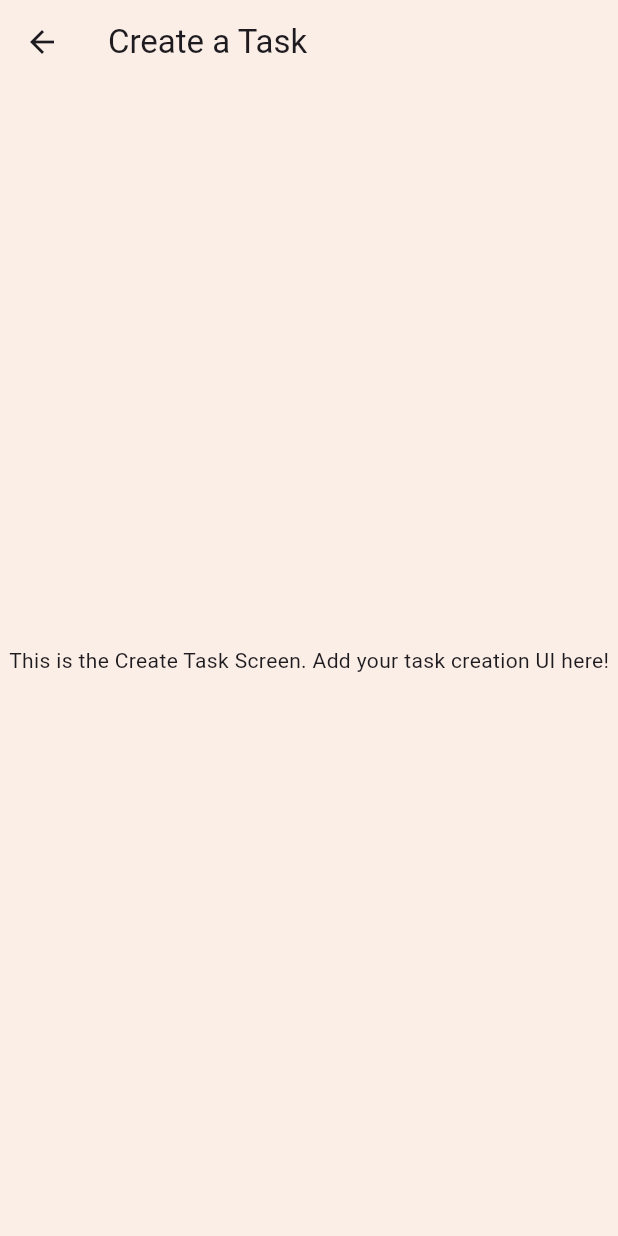
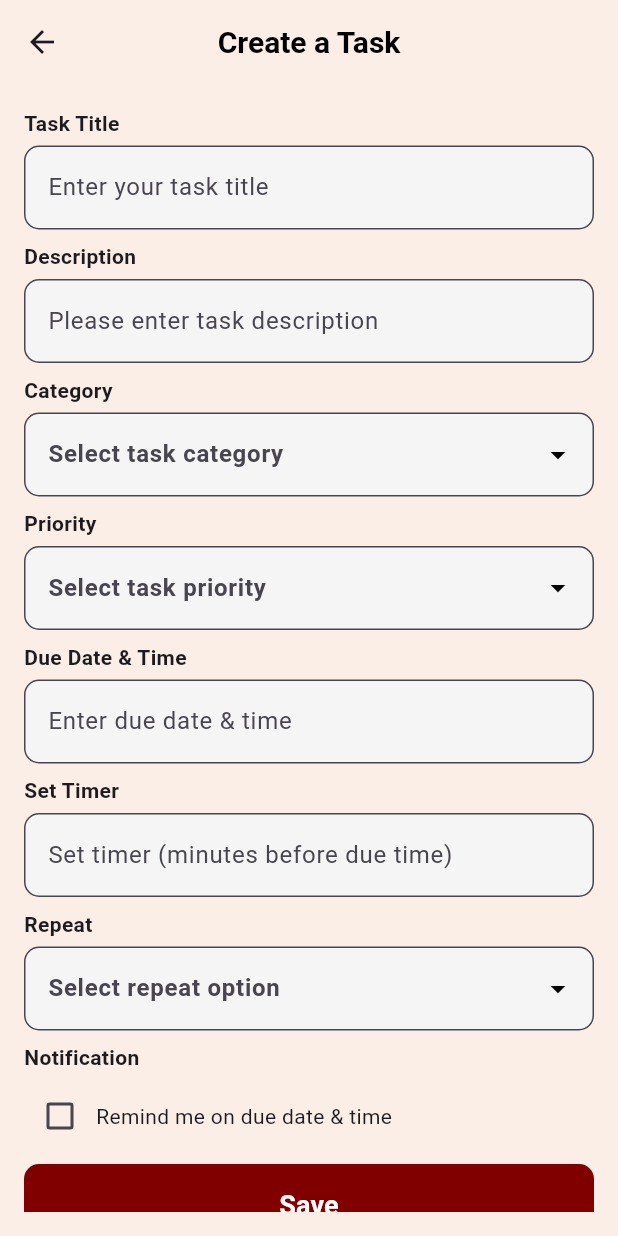
Before and after one commit to Munibafarooq-574/Aurado_2025, a Flutter app: the screen it shows after launch, after a tap on "Create a Task", on a phone screen of 412 x 824 dp. Run offline on Flutter 3.47's test engine with Material 3 defaults, Android fonts, the phone set to English and light mode, and no system bars; our stand-ins replace animated_text_kit, syncfusion_flutter_charts.

Commit message:
Initial commit 'Dashboard , create_a_task'

```diff
--- a/aurado_2025/lib/models/chart_data.dart
+++ b/aurado_2025/lib/models/chart_data.dart
@@ -1,6 +1,6 @@
 class ChartData {
-  final String x; // Label (e.g., "Completed" or "Pending")
-  final double y; // Value (e.g., number of completed or pending tasks)
+  final String x;
+  final double y;
 
   ChartData(this.x, this.y);
 }
--- /dev/null
+++ b/aurado_2025/lib/screens/create_a_task_screen.dart
@@ -0,0 +1,408 @@
+import 'package:flutter/material.dart';
+import 'package:flutter/services.dart';
+
+class CreateTaskScreen extends StatefulWidget {
+  const CreateTaskScreen({super.key});
+
+  @override
+  _CreateTaskScreenState createState() => _CreateTaskScreenState();
+}
+
+class _CreateTaskScreenState extends State<CreateTaskScreen> {
+  final _titleController = TextEditingController();
+  final _descriptionController = TextEditingController();
+ // final _dueDateController = TextEditingController();
+  final _timerController = TextEditingController();
+  final TextEditingController _dueDateTimeController = TextEditingController();
+  String? _category;
+  String? _priority;
+  String? _repeat;
+  bool _notification = false;
+  String _notificationText = 'Remind me on due date & time';
+
+  @override
+  Widget build(BuildContext context) {
+    return Scaffold(
+      appBar: AppBar(
+        centerTitle: true, // Centers the title
+        title: const Text(
+          'Create a Task',
+          style: TextStyle(
+            fontWeight: FontWeight.w600, // Semi-bold
+            fontSize: 20, // Optional: Adjust size as needed
+            color: Colors.black, // Optional: Better visibility on light background
+          ),
+        ),
+        backgroundColor: const Color(0xFFFBEEE6),
+        elevation: 0,
+      ),
+      body: Padding(
+        padding: const EdgeInsets.all(16.0),
+        child: SingleChildScrollView(
+          child: Column(
+            crossAxisAlignment: CrossAxisAlignment.start,
+            children: [
+              Row(
+                children: [
+                  Text(
+                    'Task Title',
+                    style: TextStyle(fontWeight: FontWeight.w600),
+                  ),
+                ],
+              ),
+              SizedBox(height: 5),
+              TextFormField(
+                controller: _titleController,
+                validator: (value) => value == null || value.isEmpty ? 'Please enter your task' : null,
+                decoration: InputDecoration(
+                  labelText: 'Enter your task title',
+                  border: OutlineInputBorder(
+                    borderRadius: BorderRadius.circular(10),
+                  ),
+                  filled: true,
+                  fillColor: Colors.grey[100],
+                ),
+              ),
+
+              SizedBox(height: 8),
+              Row(
+                children: [
+                  Text(
+                    'Description',
+                    style: TextStyle(fontWeight: FontWeight.w600),
+                  ),
+                ],
+              ),
+              SizedBox(height: 5),
+              TextFormField(
+                controller: _descriptionController,
+                maxLines: null, // allows the field to grow
+                minLines: 1, // start with 1 line like task title
+                maxLength: 10000, // limit to 5000 characters
+                onChanged: (value) {
+                  if (value.length >= 10000) {
+                    // Show popup
+                    ScaffoldMessenger.of(context).showSnackBar(
+                      SnackBar(
+                        content: Text('You have reached the maximum character limit of 10000.'),
+                        backgroundColor: Colors.redAccent,
+                      ),
+                    );
+                  }
+                },
+                validator: (value) => value == null || value.isEmpty
+                    ? 'Please enter task description'
+                    : null,
+                decoration: InputDecoration(
+                  labelText: 'Please enter task description',
+                  border: OutlineInputBorder(
+                    borderRadius: BorderRadius.circular(10),
+                  ),
+                  filled: true,
+                  fillColor: Colors.grey[100],
+                  counterText: '', // hides default character counter
+                ),
+              ),
+
+              SizedBox(height: 8),
+              Row(
+                children: [
+                  Text(
+                    'Category',
+                    style: TextStyle(fontWeight: FontWeight.w600),
+                  ),
+                ],
+              ),
+              SizedBox(height: 5),
+              DropdownButtonFormField<String>(
+                decoration: InputDecoration(
+                  labelText: 'Select task category',
+                  labelStyle: TextStyle(fontWeight: FontWeight.w600),
+                  border: OutlineInputBorder(
+                    borderRadius: BorderRadius.circular(10),
+                  ),
+                  filled: true,
+                  fillColor: Colors.grey[100],
+                ),
+                value: _category,
+                items: ['Work', 'Personal', 'Shopping', 'Health', 'Habit'].map((String value) {
+                  return DropdownMenuItem<String>(
+                    value: value,
+                    child: Text(
+                      value,
+                      style: TextStyle(
+                        color: _category == value ? Colors.black : Colors.blue[900],
+                        fontWeight: _category == value ? FontWeight.normal : FontWeight.normal,
+                      ),
+                    ),
+                  );
+                }).toList(),
+                onChanged: (newValue) {
+                  setState(() {
+                    _category = newValue;
+                  });
+                },
+                dropdownColor: Colors.white,
+                iconEnabledColor: Colors.black,
+                style: TextStyle(
+                  color: _category != null ? Colors.black : Colors.blue[900], // Selected value ka color blue
+                  fontSize: 16,
+                  fontWeight: FontWeight.normal,
+                ),
+              ),
+              SizedBox(height: 8),
+              Row(
+                children: [
+                  Text(
+                    'Priority',
+                    style: TextStyle(fontWeight: FontWeight.w600),
+                  ),
+                ],
+              ),
+              SizedBox(height: 5),
+              DropdownButtonFormField<String>(
+                decoration: InputDecoration(
+                  labelText: 'Select task priority',
+                  labelStyle: TextStyle(fontWeight: FontWeight.w600),
+                  border: OutlineInputBorder(
+                    borderRadius: BorderRadius.circular(10),
+                  ),
+                  filled: true,
+                  fillColor: Colors.grey[100],
+                ),
+                value: _priority,
+                items: ['High', 'Medium', 'Low'].map((String value) {
+                  return DropdownMenuItem<String>(
+                    value: value,
+                    child: Text(
+                      value,
+                      style: TextStyle(
+                        color: _priority == value ? Colors.black : Colors.blue[900],
+                        fontWeight: _priority == value ? FontWeight.normal : FontWeight.normal,
+                      ),
+                    ),
+                  );
+                }).toList(),
+                onChanged: (newValue) {
+                  setState(() {
+                    _priority = newValue;
+                  });
+                },
+                dropdownColor: Colors.white,
+                iconEnabledColor: Colors.black,
+                style: TextStyle(
+                  color: _priority != null ? Colors.black : Colors.blue[900], // Selected value ka color blue
+                  fontSize: 16,
+                  fontWeight: FontWeight.normal,
+                ),
+              ),
+
+              SizedBox(height: 8),
+              Row(
+                children: [
+                  Text(
+                    'Due Date & Time',
+                    style: TextStyle(fontWeight: FontWeight.w600),
+                  ),
+                ],
+              ),
+              SizedBox(height: 5),
+
+              TextFormField(
+                controller: _dueDateTimeController,
+                readOnly: true, // user can't type manually
+                onTap: () async {
+                  FocusScope.of(context).requestFocus(FocusNode()); // hide keyboard
+
+                  // Select Date
+                  DateTime? pickedDate = await showDatePicker(
+                    context: context,
+                    initialDate: DateTime.now(),
+                    firstDate: DateTime.now(), // no past dates
+                    lastDate: DateTime(2100),
+                  );
+
+                  if (pickedDate != null) {
+                    // Select Time
+                    TimeOfDay? pickedTime = await showTimePicker(
+                      context: context,
+                      initialTime: TimeOfDay.now(),
+                    );
+
+                    if (pickedTime != null) {
+                      // Combine Date + Time
+                      final DateTime fullDateTime = DateTime(
+                        pickedDate.year,
+                        pickedDate.month,
+                        pickedDate.day,
+                        pickedTime.hour,
+                        pickedTime.minute,
+                      );
+
+                      // Format to readable string
+                      String formatted = "${pickedDate.day}/${pickedDate.month}/${pickedDate.year} "
+                          "${pickedTime.format(context)}";
+
+                      _dueDateTimeController.text = formatted;
+                    }
+                  }
+                },
+                validator: (value) =>
+                value == null || value.isEmpty ? 'Please enter due date & time' : null,
+                decoration: InputDecoration(
+                  labelText: 'Enter due date & time',
+                  border: OutlineInputBorder(
+                    borderRadius: BorderRadius.circular(10),
+                  ),
+                  filled: true,
+                  fillColor: Colors.grey[100],
+                ),
+              ),
+              SizedBox(height: 8),
+              Row(
+                children: [
+                  Text(
+                    'Set Timer',
+                    style: TextStyle(fontWeight: FontWeight.w600),
+                  ),
+                ],
+              ),
+              SizedBox(height: 5),
+              TextFormField(
+                controller: _timerController,
+                keyboardType: TextInputType.number,
+                inputFormatters: [FilteringTextInputFormatter.digitsOnly],
+                validator: (value) =>
+                value == null || value.isEmpty ? 'Set timer (minutes before due time)' : null,
+                decoration: InputDecoration(
+                  labelText: 'Set timer (minutes before due time)',
+                  border: OutlineInputBorder(
+                    borderRadius: BorderRadius.circular(10),
+                  ),
+                  filled: true,
+                  fillColor: Colors.grey[100],
+                ),
+              ),
+              SizedBox(height: 8),
+              Row(
+                children: [
+                  Text(
+                    'Repeat',
+                    style: TextStyle(fontWeight: FontWeight.w600),
+                  ),
+                ],
+              ),
+              SizedBox(height: 5),
+              DropdownButtonFormField<String>(
+                decoration: InputDecoration(
+                  labelText: 'Select repeat option',
+                  labelStyle: TextStyle(fontWeight: FontWeight.w600),
+                  border: OutlineInputBorder(
+                    borderRadius: BorderRadius.circular(10),
+                  ),
+                  filled: true,
+                  fillColor: Colors.grey[100],
+                ),
+                value: _repeat,
+                items: ['Daily', 'Weekly', 'Monthly', 'None'].map((String value) {
+                  return DropdownMenuItem<String>(
+                    value: value,
+                    child: Text(
+                      value,
+                      style: TextStyle(
+                        color: _repeat == value ? Colors.black : Colors.blue[900],
+                        fontWeight: _repeat == value ? FontWeight.normal : FontWeight.normal,
+                      ),
+                    ),
+                  );
+                }).toList(),
+                onChanged: (newValue) {
+                  setState(() {
+                    _repeat = newValue;
+                  });
+                },
+                dropdownColor: Colors.white,
+                iconEnabledColor: Colors.black,
+                style: TextStyle(
+                  color: _repeat != null ? Colors.black : Colors.blue[900], // Selected value ka color blue
+                  fontSize: 16,
+                  fontWeight: FontWeight.normal,
+                ),
+              ),
+              SizedBox(height: 8),
+              Row(
+                children: [
+                  Text(
+                    'Notification',
+                    style: TextStyle(fontWeight: FontWeight.w600),
+                  ),
+                ],
+              ),
+              SizedBox(height: 5),
+              Row(
+                children: [
+                  Checkbox(
+                    value: _notification,
+                    onChanged: (value) {
+                      setState(() {
+                        _notification = value ?? false;
+                        if (_notification) {
+                          _notificationText = _dueDateTimeController.text.isNotEmpty
+                              ? 'Remind me on ${_dueDateTimeController.text}'
+                              : 'Remind me on due date & time';
+                        } else {
+                          _notificationText = 'Remind me on due date & time';
+                        }
+                      });
+                    },
+                  ),
+                  Text(_notificationText),
+                ],
+              ),
+              SizedBox(height: 8),
+              SizedBox(
+                width: double.infinity,
+                child: ElevatedButton(
+                  onPressed: () {
+                    // ...
+                  },
+                  style: ElevatedButton.styleFrom(
+                    backgroundColor: const Color(0xFF800000),
+                    padding: const EdgeInsets.symmetric(vertical: 15),
+                    shape: RoundedRectangleBorder(
+                      borderRadius: BorderRadius.circular(10),
+                    ),
+                  ),
+                  child: const Text(
+                    'Save',
+                    style: TextStyle(
+                      fontSize: 18,
+                      color: Colors.white,
+                      fontWeight: FontWeight.bold,
+                    ),
+                  ),
+                ),
+              ),
+
+            ],
+          ),
+        ),
+      ),
+    );
+  }
+
+  @override
+  void dispose() {
+    _titleController.dispose();
+    _descriptionController.dispose();
+    _dueDateTimeController.dispose();
+    _timerController.dispose();
+    super.dispose();
+  }
+}
+
+void main() {
+  runApp(MaterialApp(
+    home: CreateTaskScreen(),
+  ));
+}
--- a/aurado_2025/lib/screens/home_screen.dart
+++ b/aurado_2025/lib/screens/home_screen.dart
@@ -1,23 +1,19 @@
 import 'package:flutter/material.dart';
 import 'package:syncfusion_flutter_charts/charts.dart';
+import 'create_a_task_screen.dart';
 import '../models/chart_data.dart';
 
-class CreateTaskScreen extends StatelessWidget {
-  const CreateTaskScreen({super.key});
 
-  @override
-  Widget build(BuildContext context) {
-    return Scaffold(
-      appBar: AppBar(
-        title: Text('Create a Task'),
-        backgroundColor: Colors.transparent,
-        elevation: 0,
-      ),
-      body: Center(
-        child: Text('This is the Create Task Screen. Add your task creation UI here!'),
-      ),
-    );
-  }
+class Task {
+  final String title;
+  final String category; // Work, Personal, etc.
+  final String status;   // Today, Upcoming, Completed, Missed
+
+  Task({
+    required this.title,
+    required this.category,
+    required this.status,
+  });
 }
 
 class HomeScreen extends StatefulWidget {
@@ -31,14 +27,50 @@ class _HomeScreenState extends State<HomeScreen> {
   int _selectedIndex = 0;
   final String _username = 'Muniba';
 
+  // Sample tasks list
+  final List<Task> tasks = [
+    Task(title: 'Email Client', category: 'Work', status: 'Today'),
+    Task(title: 'Yoga', category: 'Health', status: 'Completed'),
+    Task(title: 'Buy Groceries', category: 'Shopping', status: 'Missed'),
+    Task(title: 'Read Book', category: 'Personal', status: 'Upcoming'),
+    Task(title: 'Walk', category: 'Habit', status: 'Today'),
+    Task(title: 'Project Report', category: 'Work', status: 'Completed'),
+    Task(title: 'Meditate', category: 'Habit', status: 'Upcoming'),
+    Task(title: 'Doctor Appointment', category: 'Health', status: 'Upcoming'),
+    Task(title: 'Laundry', category: 'Personal', status: 'Missed'),
+    Task(title: 'Order Supplies', category: 'Shopping', status: 'Today'),
+  ];
+
+  // Calculate category counts for Bar Chart
+  Map<String, int> getCategoryCounts(List<Task> tasks) {
+    final categories = ['Work', 'Personal', 'Shopping', 'Health', 'Habit'];
+    return {
+      for (var category in categories)
+        category: tasks.where((task) => task.category == category).length
+    };
+  }
+
+  // Calculate status percentages for Pie Chart
+  Map<String, double> getStatusPercentages(List<Task> tasks) {
+    final statusLabels = ['Today', 'Upcoming', 'Completed', 'Missed'];
+    int total = tasks.length;
+    return {
+      for (var status in statusLabels)
+        status: total == 0 ? 0 : (tasks.where((task) => task.status == status).length / total) * 100
+    };
+  }
+
   Widget _buildDashboard() {
-    final List<ChartData> chartData = [
-      ChartData('Work', 12),
-      ChartData('Personal', 8),
-      ChartData('Shopping', 5),
-      ChartData('Health', 6),
-      ChartData('Habit', 10),
-    ];
+    // Prepare chart data dynamically
+    final categoryCounts = getCategoryCounts(tasks);
+    final barChartData = categoryCounts.entries
+        .map((e) => ChartData(e.key, e.value.toDouble())) // convert int to double
+        .toList();
+
+    final statusPercentages = getStatusPercentages(tasks);
+    final pieData = statusPercentages.entries
+        .map((e) => ChartData(e.key, e.value))
+        .toList();
 
     String initial = _username.isNotEmpty ? _username[0].toUpperCase() : 'U';
 
@@ -94,7 +126,9 @@ class _HomeScreenState extends State<HomeScreen> {
                   onPressed: () {
                     Navigator.push(
                       context,
-                      MaterialPageRoute(builder: (context) => CreateTaskScreen()),
+                      MaterialPageRoute(
+                        builder: (context) => const CreateTaskScreen(),
+                      ),
                     );
                   },
                   style: ElevatedButton.styleFrom(
@@ -103,6 +137,7 @@ class _HomeScreenState extends State<HomeScreen> {
                   ),
                   child: Text('Create a Task'),
                 ),
+
               ],
             ),
             SizedBox(height: 16),
@@ -152,7 +187,7 @@ class _HomeScreenState extends State<HomeScreen> {
               child: SfCircularChart(
                 series: <CircularSeries>[
                   PieSeries<ChartData, String>(
-                    dataSource: chartData,
+                    dataSource: pieData,
                     xValueMapper: (ChartData data, _) => data.x,
                     yValueMapper: (ChartData data, _) => data.y,
                     dataLabelSettings: DataLabelSettings(isVisible: true),
@@ -169,7 +204,7 @@ class _HomeScreenState extends State<HomeScreen> {
                 primaryXAxis: CategoryAxis(),
                 series: <CartesianSeries>[
                   ColumnSeries<ChartData, String>(
-                    dataSource: chartData,
+                    dataSource: barChartData,
                     xValueMapper: (ChartData data, _) => data.x,
                     yValueMapper: (ChartData data, _) => data.y,
                     color: Color(0xFF800000),
@@ -178,7 +213,6 @@ class _HomeScreenState extends State<HomeScreen> {
                 ],
               ),
             ),
-
           ],
         ),
       ),
```
Also changed, not shown: aurado_2025/flutter_01.png (added), aurado_2025/flutter_02.png (added), aurado_2025/lib/screens/add_task_screen.dart (deleted).
